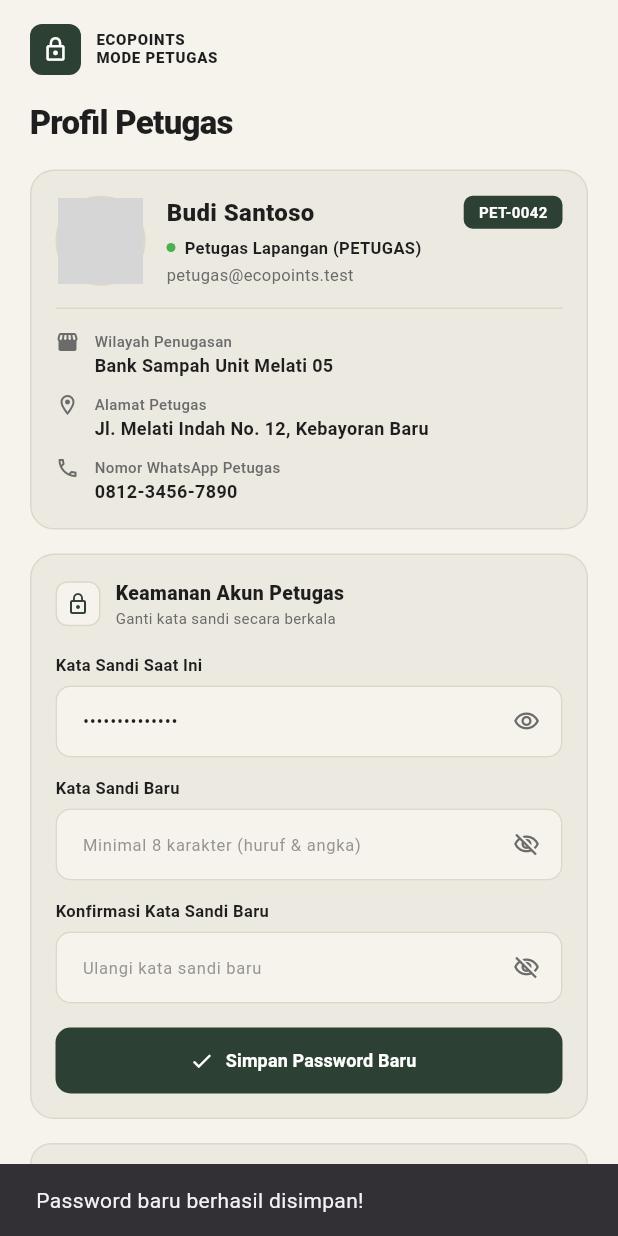
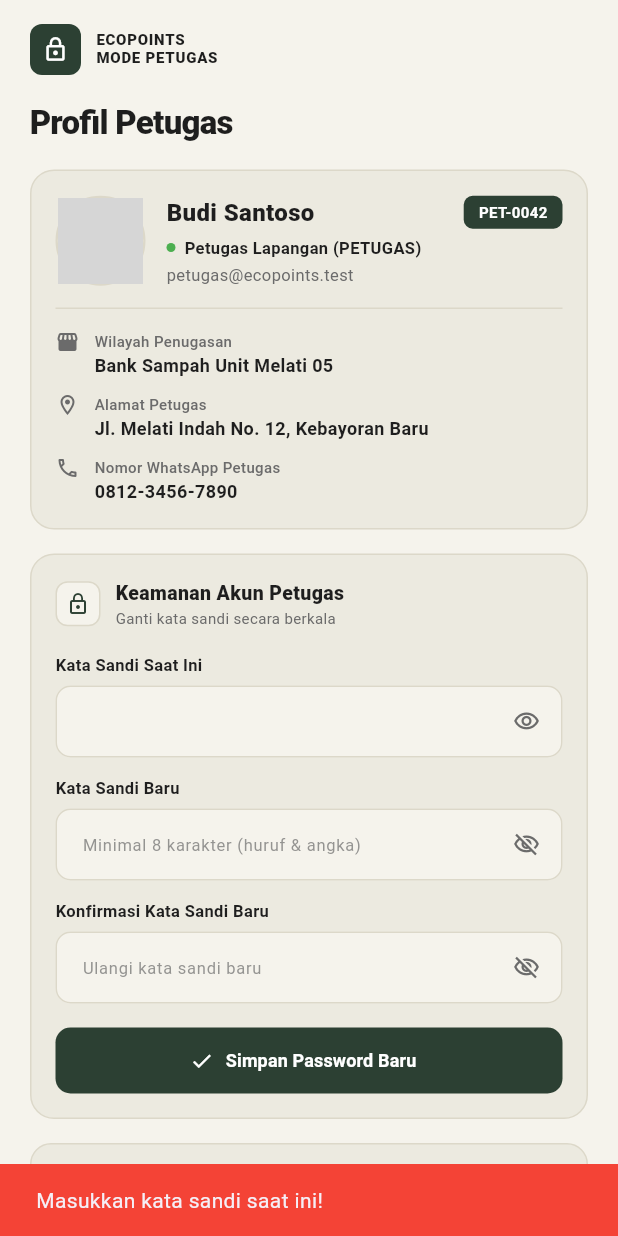
Before and after one commit to abdlz4ki-cyber/ecopoints-flutter, a Flutter app: the PetugasProfilScreen screen opened directly, after a tap on "Simpan Password Baru", on a phone screen of 412 x 824 dp. Run offline on Flutter 3.47's test engine with Material 3 defaults, Android fonts, the phone set to English and light mode, and no system bars; our stand-ins replace shared_preferences; accounts and stored records are empty; grey boxes are pictures that could not be loaded.

Commit message:
feat: integrate change password feature in user profile and petugas profile

```diff
--- a/lib/config/api_config.dart
+++ b/lib/config/api_config.dart
@@ -18,6 +18,7 @@ class ApiConfig {
   static String get login => '$baseUrl/auth/login';
   static String get register => '$baseUrl/auth/register';
   static String get me => '$baseUrl/auth/me';
+  static String get changePassword => '$baseUrl/auth/change-password';
   static String get wasteTypes => '$baseUrl/waste-types';
   static String get dropPoints => '$baseUrl/drop-points';
   static String get rewards => '$baseUrl/rewards';
--- a/lib/petugas_page.dart
+++ b/lib/petugas_page.dart
@@ -1474,10 +1474,75 @@ class _PetugasProfilScreenState extends State<PetugasProfilScreen> {
   bool _obscureCurrent = true;
   bool _obscureNew = true;
   bool _obscureConfirm = true;
-
-  final TextEditingController _currentPassController = TextEditingController(text: 'secretpassword');
+  bool _isChangingPassword = false;
+
+  final TextEditingController _currentPassController = TextEditingController();
   final TextEditingController _newPassController = TextEditingController();
   final TextEditingController _confirmPassController = TextEditingController();
+
+  @override
+  void dispose() {
+    _currentPassController.dispose();
+    _newPassController.dispose();
+    _confirmPassController.dispose();
+    super.dispose();
+  }
+
+  Future<void> _handleChangePassword() async {
+    final current = _currentPassController.text.trim();
+    final newPass = _newPassController.text;
+    final confirm = _confirmPassController.text;
+
+    if (current.isEmpty) {
+      ScaffoldMessenger.of(context).showSnackBar(
+        const SnackBar(content: Text('Masukkan kata sandi saat ini!'), backgroundColor: Colors.red),
+      );
+      return;
+    }
+    if (newPass.length < 8) {
+      ScaffoldMessenger.of(context).showSnackBar(
+        const SnackBar(content: Text('Kata sandi baru minimal 8 karakter!'), backgroundColor: Colors.red),
+      );
+      return;
+    }
+    if (newPass != confirm) {
+      ScaffoldMessenger.of(context).showSnackBar(
+        const SnackBar(content: Text('Konfirmasi kata sandi baru tidak cocok!'), backgroundColor: Colors.red),
+      );
+      return;
+    }
+
+    setState(() => _isChangingPassword = true);
+    try {
+      await AuthService.changePassword(
+        currentPassword: current,
+        newPassword: newPass,
+      );
+      if (!mounted) return;
+      _currentPassController.clear();
+      _newPassController.clear();
+      _confirmPassController.clear();
+      ScaffoldMessenger.of(context).showSnackBar(
+        const SnackBar(
+          content: Row(
+            children: [
+              Icon(Icons.check_circle, color: Colors.white, size: 16),
+              SizedBox(width: 8),
+              Expanded(child: Text('Kata sandi petugas berhasil diubah!')),
+            ],
+          ),
+          backgroundColor: Color(0xFF2C4033),
+        ),
+      );
+    } catch (e) {
+      if (!mounted) return;
+      ScaffoldMessenger.of(context).showSnackBar(
+        SnackBar(content: Text(e.toString()), backgroundColor: Colors.red.shade700),
+      );
+    } finally {
+      if (mounted) setState(() => _isChangingPassword = false);
+    }
+  }
 
   @override
   Widget build(BuildContext context) {
@@ -1683,13 +1748,11 @@ class _PetugasProfilScreenState extends State<PetugasProfilScreen> {
                       SizedBox(
                         width: double.infinity, height: 44,
                         child: ElevatedButton.icon(
-                          onPressed: () {
-                            ScaffoldMessenger.of(context).showSnackBar(
-                              const SnackBar(content: Text('Password baru berhasil disimpan!')),
-                            );
-                          },
-                          icon: const Icon(Icons.check, size: 16, color: Colors.white),
-                          label: const Text('Simpan Password Baru', style: TextStyle(fontSize: 12, fontWeight: FontWeight.w700, color: Colors.white)),
+                          onPressed: _isChangingPassword ? null : _handleChangePassword,
+                          icon: _isChangingPassword
+                              ? const SizedBox(width: 16, height: 16, child: CircularProgressIndicator(strokeWidth: 2, color: Colors.white))
+                              : const Icon(Icons.check, size: 16, color: Colors.white),
+                          label: Text(_isChangingPassword ? 'Menyimpan...' : 'Simpan Password Baru', style: const TextStyle(fontSize: 12, fontWeight: FontWeight.w700, color: Colors.white)),
                           style: ElevatedButton.styleFrom(
                             backgroundColor: primaryDarkColor, elevation: 0,
                             shape: RoundedRectangleBorder(borderRadius: BorderRadius.circular(10)),
```
Also changed, not shown: lib/main.dart (+72 -9 lines), lib/services/auth_service.dart (+20 -0 lines).
